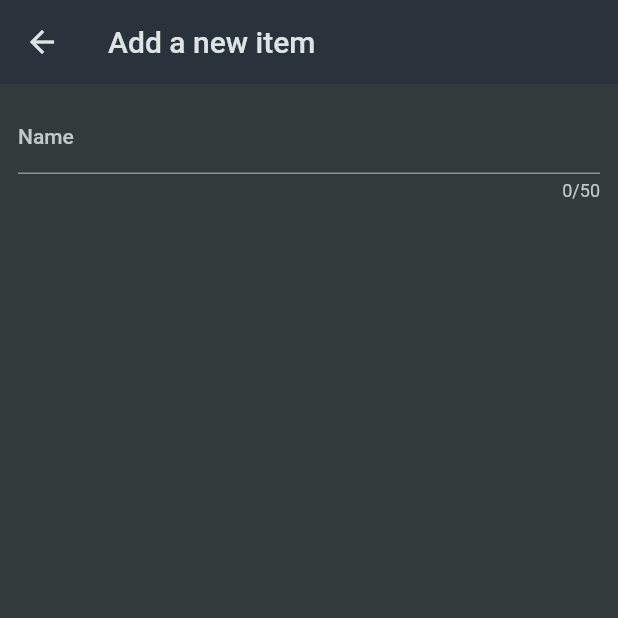
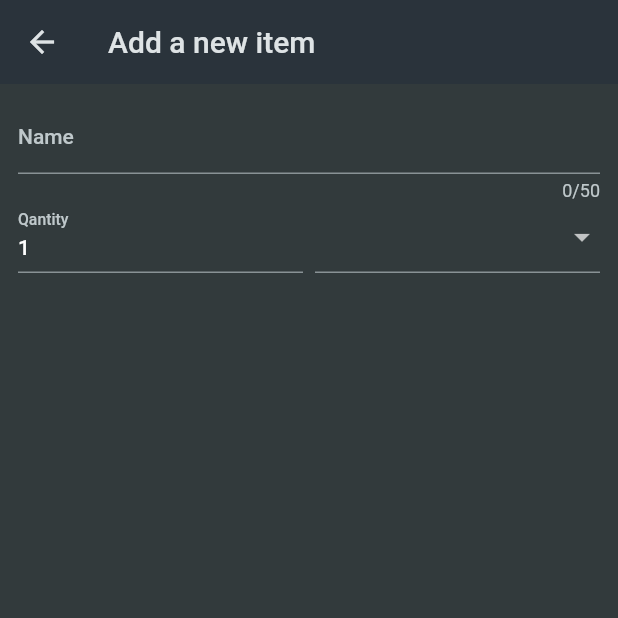
Before and after one commit to asif809999/shopping_list, a Flutter app: the screen it shows after launch, after a tap on the "add" icon, on a phone screen of 412 x 824 dp, the top half of it. Run offline on Flutter 3.47's test engine with Material 2 defaults, Android fonts, the phone set to English and light mode, and no system bars.

Commit message:
Quantity TextFormField DropdownButtonFormField added on new_item.dart file 11.7

```diff
--- a/lib/main.dart
+++ b/lib/main.dart
@@ -22,7 +22,7 @@ class MyApp extends StatelessWidget {
         ),
         scaffoldBackgroundColor: const Color.fromARGB(255, 50, 58, 60),
       ),
-      home: GroceryList(),
+      home: const GroceryList(),
     );
   }
 }
--- a/lib/widgets/new_item.dart
+++ b/lib/widgets/new_item.dart
@@ -1,4 +1,5 @@
 import 'package:flutter/material.dart';
+import 'package:shopping_list/data/categories.dart';
 
 class NewItem extends StatefulWidget {
   const NewItem({super.key});
@@ -30,8 +31,45 @@ class _NewItemState extends State<NewItem> {
                   return 'demo...';
                 },
               ),
+              Row(
+                crossAxisAlignment: CrossAxisAlignment.end,
+                children: [
+                  Expanded(
+                    child: TextFormField(
+                      decoration: const InputDecoration(
+                        label: Text('Qantity'),
+                      ),
+                      initialValue: '1',
+                    ),
+                  ),
+                  const SizedBox(width: 8),
+                  Expanded(
+                    child: DropdownButtonFormField(
+                      items: [
+                        for (final category in categories.entries)
+                          DropdownMenuItem(
+                            value: category.value,
+                            child: Row(
+                              children: [
+                                Container(
+                                  width: 16,
+                                  height: 16,
+                                  color: category.value.color,
+                                ),
+                                const SizedBox(width: 6),
+                                Text(category.value.title),
                               ],
-        )),
+                            ),
+                          ),
+                      ],
+                      onChanged: (value) {},
+                    ),
+                  ),
+                ],
+              ),
+            ],
+          ),
+        ),
       ),
     );
   }
```
Lines whose indentation alone changed are shown as unchanged.
